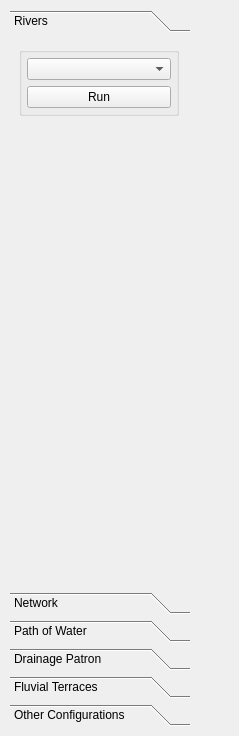
Before: the Qt Designer form UI/toolbarsconfigmesh.ui in jtpefaur/runnel, drawn with Qt 5.
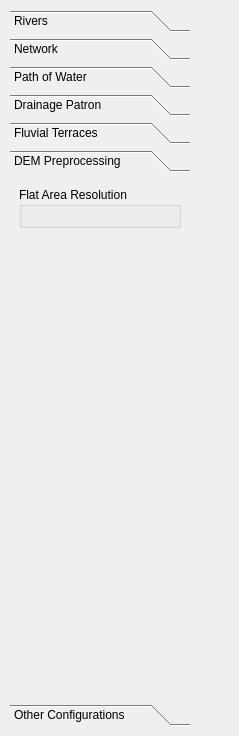
After: the same form once the commit is applied. The open tabs and pages were chosen to show the change. Custom widgets are drawn as their Qt base class.

Commit message: Added DEM Preprocessing UI page to toolbar and inserted GarbrechtMartz element

Patch:
```diff
--- a/UI/toolbarsconfigmesh.ui
+++ b/UI/toolbarsconfigmesh.ui
@@ -91,7 +91,7 @@
            <x>0</x>
            <y>0</y>
            <width>180</width>
-           <height>524</height>
+           <height>527</height>
           </rect>
          </property>
          <property name="accessibleName">
@@ -547,6 +547,46 @@
           </layout>
          </widget>
         </widget>
+        <widget class="QWidget" name="preprocessing">
+         <property name="geometry">
+          <rect>
+           <x>0</x>
+           <y>0</y>
+           <width>180</width>
+           <height>527</height>
+          </rect>
+         </property>
+         <attribute name="label">
+          <string>DEM Preprocessing</string>
+         </attribute>
+         <layout class="QVBoxLayout" name="verticalLayout_21">
+          <item>
+           <widget class="QGroupBox" name="groupBox_5">
+            <property name="title">
+             <string>Flat Area Resolution</string>
+            </property>
+            <layout class="QVBoxLayout" name="verticalLayout_20">
+             <item>
+              <widget class="GarbrechtMartzConf" name="widget_8" native="true"/>
+             </item>
+            </layout>
+           </widget>
+          </item>
+          <item>
+           <spacer name="verticalSpacer_6">
+            <property name="orientation">
+             <enum>Qt::Vertical</enum>
+            </property>
+            <property name="sizeHint" stdset="0">
+             <size>
+              <width>20</width>
+              <height>40</height>
+             </size>
+            </property>
+           </spacer>
+          </item>
+         </layout>
+        </widget>
         <widget class="QWidget" name="other_conf">
          <property name="geometry">
           <rect>
@@ -704,6 +744,14 @@
    </item>
   </layout>
  </widget>
+ <customwidgets>
+  <customwidget>
+   <class>GarbrechtMartzConf</class>
+   <extends>QWidget</extends>
+   <header>UI/preprocessingAlgorithm/garbrechtmartzconf.h</header>
+   <container>1</container>
+  </customwidget>
+ </customwidgets>
  <resources/>
  <connections/>
 </ui>
```
Left out of the diff: 10 changed lines with no effect on the pictures.
